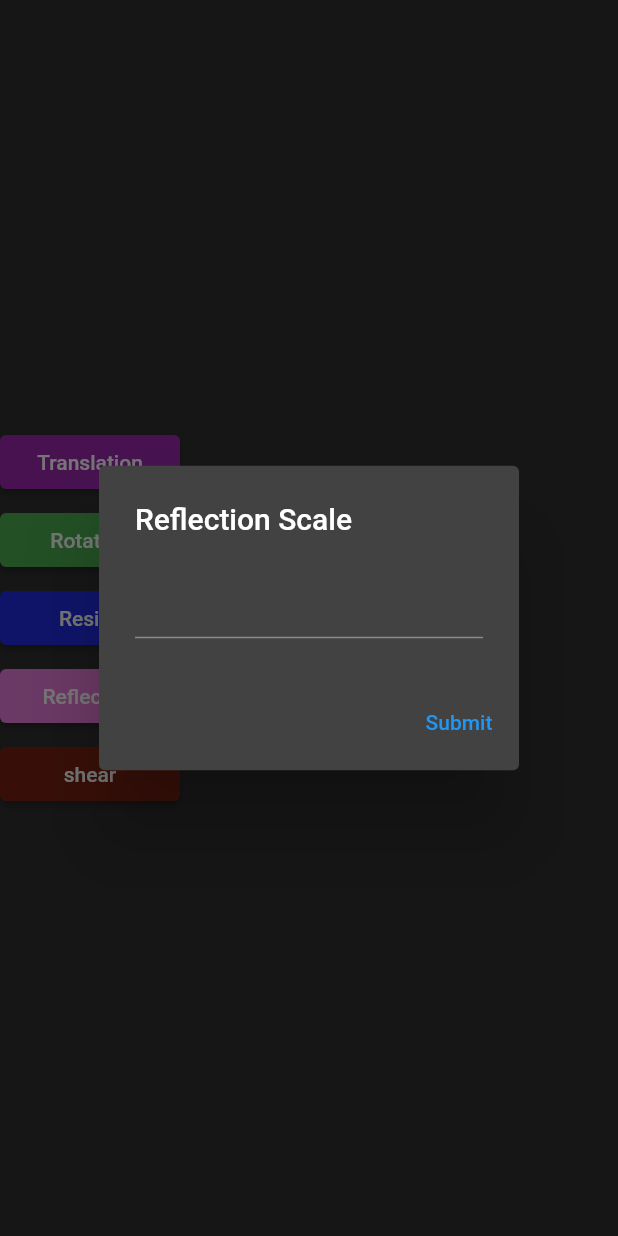
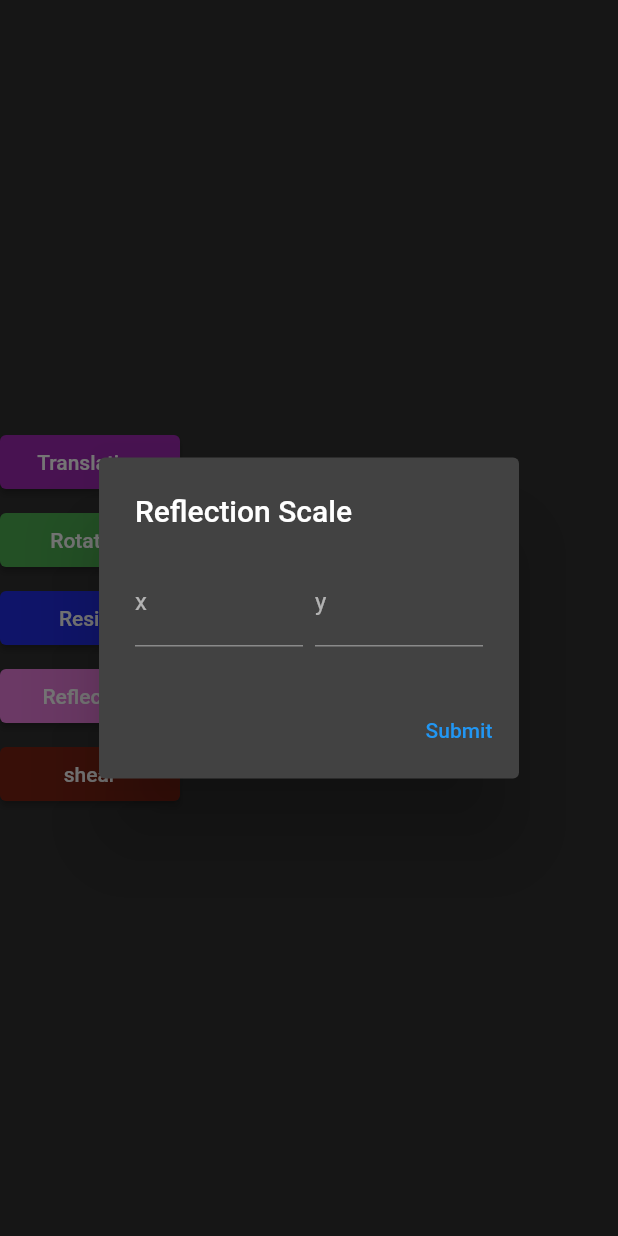
Before and after one commit to JacoNeto/pdi_flutter, a Flutter app: the GeometricalPage widget shown alone on an empty page, opened directly, after a tap on "Reflection", on a phone screen of 412 x 824 dp. Run offline on Flutter 3.47's test engine with Material 2 defaults, Android fonts, the phone set to English and light mode, and no system bars; our stand-ins replace flutter_speed_dial, flutter_svg, get, image_picker, sidebarx; missing offline and left inert: flutter_reorderable_grid_view.

Commit message:
reflection

```diff
--- a/lib/controllers/processings/geometrical_controller.dart
+++ b/lib/controllers/processings/geometrical_controller.dart
@@ -28,7 +28,8 @@ class GeometricalController extends GetxController {
   var translationValueX = 0.obs;
   var translationValueY = 0.obs;
   var scaleValue = 0.obs;
-  var reflectionValue = 0.obs;
+  var reflectionXValue = 0.obs;
+  var reflectionYValue = 0.obs;
   var shearingValueX = 0.obs;
   var shearingValueY = 0.obs;
 
--- a/lib/views/geometrical/components/geometrical_popups.dart
+++ b/lib/views/geometrical/components/geometrical_popups.dart
@@ -169,4 +169,61 @@ class GeometricalDialogs {
       },
     );
   }
+
+  static void showReflectionValueDialog(
+    BuildContext context,
+    String? title,
+    String? description,
+  ) {
+    final GeometricalController geometricalController = Get.find();
+    final textEditingControllerX = TextEditingController();
+    final textEditingControllerY = TextEditingController();
+
+    // set up the button
+    Widget okButton = TextButton(
+      onPressed: () {
+        geometricalController.reflectionXValue.value =
+            int.parse(textEditingControllerX.text);
+        geometricalController.reflectionYValue.value =
+            int.parse(textEditingControllerY.text);
+        Get.back();
+      },
+      child: const Text("Submit"),
+    );
+
+    // set up the AlertDialog
+    AlertDialog alert = AlertDialog(
+      title: Text("$title"),
+      content: Row(
+        children: [
+          Expanded(
+            child: TextField(
+              decoration: const InputDecoration(label: Text("x")),
+              controller: textEditingControllerX,
+              keyboardType: TextInputType.number,
+            ),
+          ),
+          const SizedBox(width: 8),
+          Expanded(
+            child: TextField(
+              decoration: const InputDecoration(label: Text("y")),
+              controller: textEditingControllerY,
+              keyboardType: TextInputType.number,
+            ),
+          ),
+        ],
+      ),
+      actions: [
+        okButton,
+      ],
+    );
+
+    // show the dialog
+    showDialog(
+      context: context,
+      builder: (BuildContext context) {
+        return alert;
+      },
+    );
+  }
 }
--- a/lib/views/geometrical/geometrical_page.dart
+++ b/lib/views/geometrical/geometrical_page.dart
@@ -1,3 +1,5 @@
+import 'dart:math';
+
 import 'package:flutter/material.dart';
 import 'package:get/get.dart';
 import 'package:pdi_flutter/controllers/processings/geometrical_controller.dart';
@@ -55,10 +57,27 @@ class GeometricalPage extends StatelessWidget {
                           transform: Matrix4.skewY(
                               geometricalController.shearingValueY.value /
                                   100.0),
-                          child: Image(
-                            image: MemoryImage(gridController.selectedChildren
-                                .toList()
-                                .elementAt(0)!),
+                          child: Transform(
+                            alignment: Alignment.center,
+                            transform: Matrix4.rotationY(
+                                geometricalController.reflectionXValue.value ==
+                                        1
+                                    ? pi
+                                    : 0),
+                            child: Transform(
+                              alignment: Alignment.center,
+                              transform: Matrix4.rotationX(geometricalController
+                                          .reflectionYValue.value ==
+                                      1
+                                  ? pi
+                                  : 0),
+                              child: Image(
+                                image: MemoryImage(gridController
+                                    .selectedChildren
+                                    .toList()
+                                    .elementAt(0)!),
+                              ),
+                            ),
                           ),
                         ),
                       ),
@@ -126,10 +145,8 @@ class GeometricalPage extends StatelessWidget {
                 //
 
                 GeometricalButton(
-                  onPressed: () => GeometricalDialogs.showInsertValueDialog(
-                      context, "Reflection Scale", "",
-                      action: "reflection",
-                      getxControllerValue: geometricalController),
+                  onPressed: () => GeometricalDialogs.showReflectionValueDialog(
+                      context, "Reflection Scale", ""),
                   title: "Reflection",
                   color: const Color.fromARGB(255, 233, 125, 220),
                 ),
```
